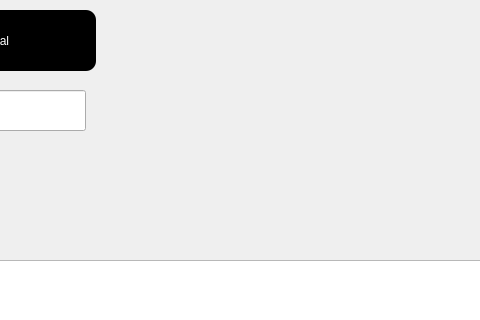
Above: teste.ui from gustavowd/python_test before the change; both pictures show x 605 to 1085 and y 0 to 320 of the 1376 by 768 pixel window. Below: the same form after it.
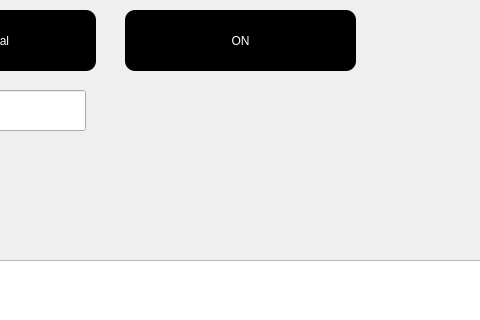
That is the form after the change.

Commit message: Adicionado botão on/off para modbus

```diff
--- a/teste.ui
+++ b/teste.ui
@@ -193,6 +193,24 @@
      <string>/dev/ttyACM0</string>
     </property>
    </widget>
+   <widget class="QPushButton" name="pushButton4">
+    <property name="geometry">
+     <rect>
+      <x>730</x>
+      <y>10</y>
+      <width>231</width>
+      <height>61</height>
+     </rect>
+    </property>
+    <property name="styleSheet">
+     <string notr="true">background-color:black;
+color: white;
+border-radius:10px;</string>
+    </property>
+    <property name="text">
+     <string>ON</string>
+    </property>
+   </widget>
   </widget>
   <widget class="QMenuBar" name="menubar">
    <property name="geometry">
```
The commit also changes 1 other file.
